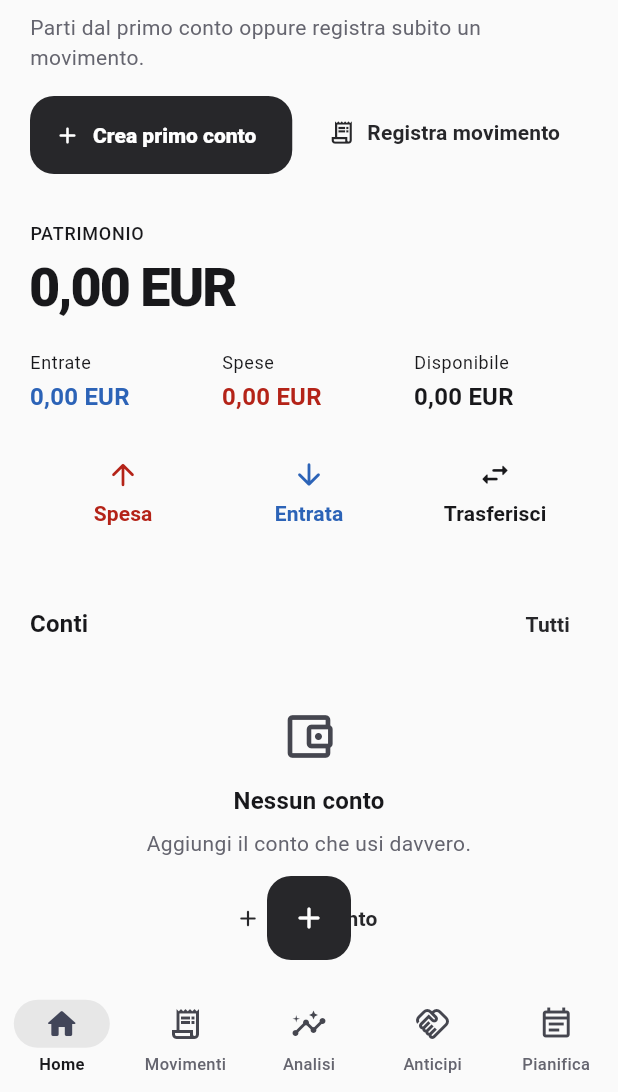
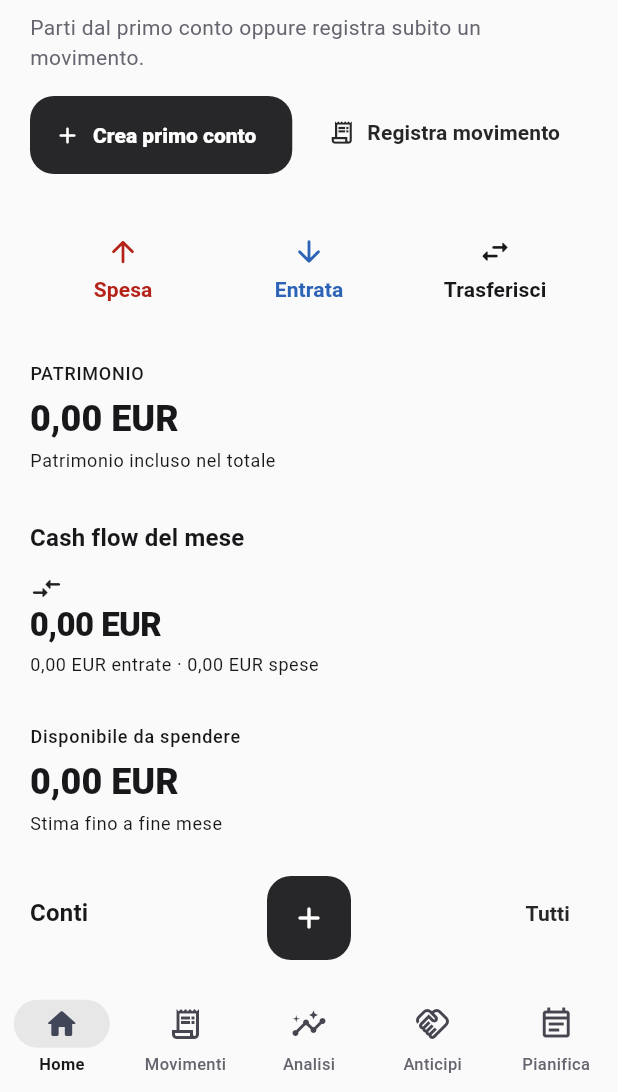
Before and after one commit to andreadada/dadafinanza, a Flutter app: the screen it shows after launch, on a phone screen of 412 x 824 dp, the part 144-1236 px from its top. Run offline on Flutter 3.47's test engine with Material 3 defaults, Android fonts, the phone set to English and light mode, and no system bars; our stand-ins replace file_picker, fl_chart, flutter_local_notifications, flutter_secure_storage, image_picker, local_auth and 3 more; missing offline and left inert: home_widget; accounts and stored records are empty.

Commit message:
fix: wire personalizable widgets into active home

```diff
--- a/lib/screens/account_context_home_screen.dart
+++ b/lib/screens/account_context_home_screen.dart
@@ -1,15 +1,14 @@
-import 'dart:math' as math;
-
 import 'package:flutter/material.dart';
 import 'package:intl/intl.dart';
 
+import '../app_state.dart';
 import '../core/money.dart';
-import '../app_state.dart';
 import '../main.dart';
 import '../models/models.dart';
 import '../services/account_context_service.dart';
 import '../widgets/account_context_selector.dart';
 import '../widgets/finance_quick_action.dart';
+import '../widgets/home_dashboard_widget.dart';
 import '../widgets/ui_helpers.dart';
 import 'account_management_screen.dart';
 import 'account_screens.dart' show showAccountEditor;
@@ -18,6 +17,7 @@ import 'personal_settings_screen.dart';
 import 'planning_screens.dart';
 import 'quick_add_page.dart';
 import 'root_screen.dart' as advanced;
+import 'settings_screen.dart' show DashboardCustomizerScreen;
 import 'transaction_screens.dart';
 
 class AccountContextHomeScreen extends StatelessWidget {
@@ -26,6 +26,20 @@ class AccountContextHomeScreen extends StatelessWidget {
     required this.onAccountChanged,
     super.key,
   });
+
+  static const _fallbackTypes = <DashboardWidgetType>[
+    DashboardWidgetType.totalBalance,
+    DashboardWidgetType.monthlyCashFlow,
+    DashboardWidgetType.safeToSpend,
+    DashboardWidgetType.accounts,
+    DashboardWidgetType.monthlyBudget,
+    DashboardWidgetType.recentTransactions,
+    DashboardWidgetType.upcomingRecurring,
+    DashboardWidgetType.goals,
+    DashboardWidgetType.topCategories,
+    DashboardWidgetType.endMonthForecast,
+    DashboardWidgetType.unassignedTransactions,
+  ];
 
   final int? accountId;
   final ValueChanged<int?> onAccountChanged;
@@ -40,6 +54,8 @@ class AccountContextHomeScreen extends StatelessWidget {
             selectedAccount.isSystem
         ? null
         : selectedAccount.id;
+    final isTotal = effectiveAccountId == null;
+    final balance = AccountContextService.balanceFor(state, effectiveAccountId);
     final income = AccountContextService.monthTotal(
       state,
       effectiveAccountId,
@@ -50,7 +66,6 @@ class AccountContextHomeScreen extends StatelessWidget {
       effectiveAccountId,
       TransactionType.expense,
     );
-    final balance = AccountContextService.balanceFor(state, effectiveAccountId);
     final recent = AccountContextService.transactionsFor(
       state,
       effectiveAccountId,
@@ -59,14 +74,10 @@ class AccountContextHomeScreen extends StatelessWidget {
       state,
       effectiveAccountId,
     );
-    final isTotal = effectiveAccountId == null;
-    final budget = isTotal ? _priorityBudget(state) : null;
     final smartInsight = isTotal ? _smartInsight(state) : null;
-    final visibleAccounts = effectiveAccountId == null
-        ? state.activeAccounts.take(4).toList()
-        : state.activeAccounts
-              .where((item) => item.id == effectiveAccountId)
-              .toList();
+    final dashboardWidgets = isTotal
+        ? _visibleDashboardWidgets(state)
+        : const <DashboardWidgetConfig>[];
 
     return CustomScrollView(
       slivers: [
@@ -99,7 +110,9 @@ class AccountContextHomeScreen extends StatelessWidget {
               tooltip: 'Dashboard avanzata',
               onPressed: () => Navigator.push(
                 context,
-                MaterialPageRoute(builder: (_) => const advanced.HomeScreen()),
+                MaterialPageRoute(
+                  builder: (_) => const Scaffold(body: advanced.HomeScreen()),
+                ),
               ),
               icon: const Icon(Icons.dashboard_customize_outlined),
             ),
@@ -130,115 +143,18 @@ class AccountContextHomeScreen extends StatelessWidget {
                 ),
                 const SizedBox(height: 32),
               ],
-              Text(
-                'PATRIMONIO',
-                style: Theme.of(context).textTheme.labelMedium,
-              ),
-              const SizedBox(height: 6),
-              Text(
-                state.hideBalance ? '••••••' : moneyFor(state, balance),
-                style: Theme.of(context).textTheme.displaySmall,
-              ),
-              const SizedBox(height: 20),
-              Row(
-                crossAxisAlignment: CrossAxisAlignment.start,
-                children: [
-                  Expanded(
-                    child: _Metric(
-                      label: 'Entrate',
-                      value: state.hideBalance
-                          ? '••••'
-                          : moneyFor(state, income),
-                      color: context.financeColors.positive,
-                    ),
-                  ),
-                  const SizedBox(width: 12),
-                  Expanded(
-                    child: _Metric(
-                      label: 'Spese',
-                      value: state.hideBalance
-                          ? '••••'
-                          : moneyFor(state, expense),
-                      color: context.financeColors.negative,
-                    ),
-                  ),
-                  const SizedBox(width: 12),
-                  Expanded(
-                    child: _Metric(
-                      label: 'Disponibile',
-                      value: state.hideBalance
-                          ? '••••'
-                          : moneyFor(
-                              state,
-                              effectiveAccountId == null
-                                  ? state.safeToSpend
-                                  : balance,
-                            ),
-                    ),
-                  ),
-                ],
-              ),
-              const SizedBox(height: 20),
-              Row(
-                children: [
-                  Expanded(
-                    child: FinanceQuickAction(
-                      icon: Icons.arrow_upward_rounded,
-                      label: 'Spesa',
-                      color: context.financeColors.negative,
-                      onTap: () => _openQuick(
+              _QuickActions(
+                accountId: effectiveAccountId,
+                onOpen: (type) => _openQuick(
                   context,
-                        TransactionType.expense,
+                  type,
                   effectiveAccountId,
                 ),
               ),
-                  ),
-                  Expanded(
-                    child: FinanceQuickAction(
-                      icon: Icons.arrow_downward_rounded,
-                      label: 'Entrata',
-                      color: context.financeColors.positive,
-                      onTap: () => _openQuick(
-                        context,
-                        TransactionType.income,
-                        effectiveAccountId,
-                      ),
-                    ),
-                  ),
-                  Expanded(
-                    child: FinanceQuickAction(
-                      icon: Icons.swap_horiz_rounded,
-                      label: 'Trasferisci',
-                      onTap: () => _openQuick(
-                        context,
-                        TransactionType.transfer,
-                        effectiveAccountId,
-                      ),
-                    ),
-                  ),
-                ],
-              ),
-              if (effectiveAccountId == null && state.unassignedCount > 0) ...[
-                const SizedBox(height: 24),
-                ListTile(
-                  contentPadding: EdgeInsets.zero,
-                  leading: Icon(
-                    Icons.rule_folder_outlined,
-                    color: context.financeColors.warning,
-                  ),
-                  title: Text(
-                    '${state.unassignedCount} movimenti da assegnare',
-                    style: const TextStyle(fontWeight: FontWeight.w700),
-                  ),
-                  subtitle: const Text(
-                    'Completa il conto per mantenere saldi e analisi ordinati.',
-                  ),
-                ),
-              ],
-              if (isTotal &&
-                  (state.advanceReceivableCents > 0 ||
+              if (isTotal) ...[
+                if (state.advanceReceivableCents > 0 ||
                     state.advancePayableCents > 0 ||
-                      smartInsight != null)) ...[
+                    smartInsight != null) ...[
                   const SizedBox(height: 28),
                   const SectionTitle('Per te'),
                   if (state.advanceReceivableCents > 0 ||
@@ -258,73 +174,74 @@ class AccountContextHomeScreen extends StatelessWidget {
                       trailing: const Icon(Icons.chevron_right_rounded),
                       onTap: () => Navigator.push(
                         context,
-                      MaterialPageRoute(builder: (_) => const AdvancesScreen()),
+                        MaterialPageRoute(
+                          builder: (_) => const AdvancesScreen(),
+                        ),
                       ),
                     ),
                   if (smartInsight case final insight?)
                     _InsightRow(insight: insight),
                 ],
+                const SizedBox(height: 30),
+                if (dashboardWidgets.isEmpty)
+                  EmptyState(
+                    icon: Icons.dashboard_customize_outlined,
+                    title: 'Home vuota',
+                    subtitle:
+                        'Hai nascosto tutti i widget. Riattivane almeno uno da Personalizza Home.',
+                    action: TextButton.icon(
+                      onPressed: () => Navigator.push(
+                        context,
+                        MaterialPageRoute(
+                          builder: (_) => const DashboardCustomizerScreen(),
+                        ),
+                      ),
+                      icon: const Icon(Icons.tune_rounded),
+                      label: const Text('Personalizza Home'),
+                    ),
+                  )
+                else
+                  ...dashboardWidgets.map(
+                    (config) => Padding(
+                      key: ValueKey('context-home-${config.type.name}'),
+                      padding: EdgeInsets.only(
+                        bottom: switch (config.size) {
+                          DashboardWidgetSize.small => 20,
+                          DashboardWidgetSize.medium => 28,
+                          DashboardWidgetSize.large => 36,
+                        },
+                      ),
+                      child: HomeDashboardWidget(config: config),
+                    ),
+                  ),
+              ] else ...[
+                const SizedBox(height: 28),
+                _SelectedAccountSummary(
+                  account: selectedAccount!,
+                  balance: balance,
+                  income: income,
+                  expense: expense,
+                ),
                 const SizedBox(height: 32),
                 SectionTitle(
-                effectiveAccountId == null ? 'Conti' : 'Conto selezionato',
+                  'Ultimi movimenti',
                   trailing: TextButton(
                     onPressed: () => Navigator.push(
                       context,
                       MaterialPageRoute(
-                      builder: (_) => const AccountManagementScreen(),
-                    ),
-                  ),
-                  child: const Text('Tutti'),
-                ),
-              ),
-              if (visibleAccounts.isEmpty)
-                EmptyState(
-                  icon: Icons.account_balance_wallet_outlined,
-                  title: 'Nessun conto',
-                  subtitle: 'Aggiungi il conto che usi davvero.',
-                  action: TextButton.icon(
-                    onPressed: () => showAccountEditor(context),
-                    icon: const Icon(Icons.add_rounded),
-                    label: const Text('Crea conto'),
-                  ),
-                )
-              else
-                ...visibleAccounts.map(
-                  (account) => ListTile(
-                    contentPadding: EdgeInsets.zero,
-                    minVerticalPadding: 10,
-                    leading: Icon(
-                      accountIcon(account.iconKey),
-                      color: Color(account.colorValue),
-                    ),
-                    title: Text(account.name),
-                    subtitle: Text(account.accountType.label),
-                    trailing: Text(
-                      state.hideBalance || account.hideBalance
-                          ? '••••'
-                          : moneyFor(state, account.balance),
-                      style: const TextStyle(fontWeight: FontWeight.w800),
-                    ),
-                    onTap: () => Navigator.push(
-                      context,
-                      MaterialPageRoute(
-                        builder: (_) =>
-                            SafeAccountDetailScreen(accountId: account.id),
+                        builder: (_) => SafeAccountDetailScreen(
+                          accountId: selectedAccount.id,
                         ),
                       ),
                     ),
+                    child: const Text('Apri conto'),
                   ),
-              if (budget != null) ...[
-                const SizedBox(height: 32),
-                _BudgetSummary(budget: budget),
-              ],
-              const SizedBox(height: 32),
-              const SectionTitle('Ultimi movimenti'),
+                ),
                 if (recent.isEmpty)
                   const EmptyState(
                     icon: Icons.receipt_long_outlined,
                     title: 'Nessun movimento',
-                  subtitle: 'Registra una spesa o un’entrata per iniziare.',
+                    subtitle: 'Non ci sono ancora movimenti per questo conto.',
                   )
                 else
                   ...recent
@@ -336,17 +253,17 @@ class AccountContextHomeScreen extends StatelessWidget {
                   trailing: TextButton(
                     onPressed: () => Navigator.push(
                       context,
-                    MaterialPageRoute(builder: (_) => const RecurringScreen()),
+                      MaterialPageRoute(
+                        builder: (_) => const RecurringScreen(),
+                      ),
                     ),
                     child: const Text('Apri'),
                   ),
                 ),
                 if (upcoming.isEmpty)
-                const Text('Nessuna scadenza prevista')
+                  const Text('Nessuna scadenza prevista per questo conto')
                 else
-                ...upcoming
-                    .take(3)
-                    .map(
+                  ...upcoming.take(3).map(
                     (item) => ListTile(
                       contentPadding: EdgeInsets.zero,
                       leading: Icon(
@@ -355,10 +272,7 @@ class AccountContextHomeScreen extends StatelessWidget {
                       ),
                       title: Text(item.name),
                       subtitle: Text(
-                          DateFormat(
-                            'EEE d MMM',
-                            'it_IT',
-                          ).format(item.nextDate),
+                        DateFormat('EEE d MMM', 'it_IT').format(item.nextDate),
                       ),
                       trailing: Text(
                         state.hideBalance
@@ -369,20 +283,29 @@ class AccountContextHomeScreen extends StatelessWidget {
                     ),
                   ),
               ],
+            ],
           ),
         ),
       ],
     );
   }
 
-  Budget? _priorityBudget(AppState state) {
-    final enabled = state.budgets.where((item) => item.enabled).toList();
-    if (enabled.isEmpty) return null;
-    enabled.sort(
-      (a, b) =>
-          state.budgetProgressFor(b).compareTo(state.budgetProgressFor(a)),
-    );
-    return enabled.first;
+  List<DashboardWidgetConfig> _visibleDashboardWidgets(AppState state) {
+    if (state.dashboardWidgets.isEmpty) {
+      return [
+        for (var i = 0; i < _fallbackTypes.length; i++)
+          DashboardWidgetConfig(
+            type: _fallbackTypes[i],
+            enabled: true,
+            orderIndex: i,
+            size: DashboardWidgetSize.medium,
+          ),
+      ];
+    }
+    final items = state.dashboardWidgets
+        .where((item) => item.enabled)
+        .toList(growable: false);
+    return [...items]..sort((a, b) => a.orderIndex.compareTo(b.orderIndex));
   }
 
   _HomeInsight? _smartInsight(AppState state) {
@@ -459,8 +382,125 @@ class AccountContextHomeScreen extends StatelessWidget {
   }
 }
 
+class _QuickActions extends StatelessWidget {
+  const _QuickActions({required this.accountId, required this.onOpen});
+
+  final int? accountId;
+  final ValueChanged<TransactionType> onOpen;
+
+  @override
+  Widget build(BuildContext context) => Row(
+    children: [
+      Expanded(
+        child: FinanceQuickAction(
+          icon: Icons.arrow_upward_rounded,
+          label: 'Spesa',
+          color: context.financeColors.negative,
+          onTap: () => onOpen(TransactionType.expense),
+        ),
+      ),
+      Expanded(
+        child: FinanceQuickAction(
+          icon: Icons.arrow_downward_rounded,
+          label: 'Entrata',
+          color: context.financeColors.positive,
+          onTap: () => onOpen(TransactionType.income),
+        ),
+      ),
+      Expanded(
+        child: FinanceQuickAction(
+          icon: Icons.swap_horiz_rounded,
+          label: 'Trasferisci',
+          onTap: () => onOpen(TransactionType.transfer),
+        ),
+      ),
+    ],
+  );
+}
+
+class _SelectedAccountSummary extends StatelessWidget {
+  const _SelectedAccountSummary({
+    required this.account,
+    required this.balance,
+    required this.income,
+    required this.expense,
+  });
+
+  final Account account;
+  final double balance;
+  final double income;
+  final double expense;
+
+  @override
+  Widget build(BuildContext context) {
+    final state = AppScope.of(context);
+    return Column(
+      crossAxisAlignment: CrossAxisAlignment.start,
+      children: [
+        Text('PATRIMONIO', style: Theme.of(context).textTheme.labelMedium),
+        const SizedBox(height: 6),
+        Text(
+          state.hideBalance || account.hideBalance
+              ? '••••••'
+              : moneyFor(state, balance),
+          style: Theme.of(context).textTheme.displaySmall,
+        ),
+        const SizedBox(height: 20),
+        Row(
+          crossAxisAlignment: CrossAxisAlignment.start,
+          children: [
+            Expanded(
+              child: _Metric(
+                label: 'Entrate',
+                value: state.hideBalance ? '••••' : moneyFor(state, income),
+                color: context.financeColors.positive,
+              ),
+            ),
+            const SizedBox(width: 12),
+            Expanded(
+              child: _Metric(
+                label: 'Spese',
+                value: state.hideBalance ? '••••' : moneyFor(state, expense),
+                color: context.financeColors.negative,
+              ),
+            ),
+            const SizedBox(width: 12),
+            Expanded(
+              child: _Metric(
+                label: 'Disponibile',
+                value: state.hideBalance ? '••••' : moneyFor(state, balance),
+              ),
+            ),
+          ],
+        ),
+        const SizedBox(height: 24),
+        ListTile(
+          contentPadding: EdgeInsets.zero,
+          leading: Icon(
+            accountIcon(account.iconKey),
+            color: Color(account.colorValue),
+          ),
+          title: Text(
+            account.name,
+            style: const TextStyle(fontWeight: FontWeight.w700),
+          ),
+          subtitle: Text(account.accountType.label),
+          trailing: const Icon(Icons.chevron_right_rounded),
+          onTap: () => Navigator.push(
+            context,
+            MaterialPageRoute(
+              builder: (_) => SafeAccountDetailScreen(accountId: account.id),
+            ),
+          ),
+        ),
+      ],
+    );
+  }
+}
+
 class _SetupBlock extends StatelessWidget {
   const _SetupBlock({required this.onAccount, required this.onMovement});
+
   final VoidCallback onAccount;
   final VoidCallback onMovement;
 
@@ -496,6 +536,7 @@ class _SetupBlock extends StatelessWidget {
 
 class _Metric extends StatelessWidget {
   const _Metric({required this.label, required this.value, this.color});
+
   final String label;
   final String value;
   final Color? color;
@@ -518,49 +559,6 @@ class _Metric extends StatelessWidget {
       ),
     ],
   );
-}
-
-class _BudgetSummary extends StatelessWidget {
-  const _BudgetSummary({required this.budget});
-
-  final Budget budget;
-
-  @override
-  Widget build(BuildContext context) {
-    final state = AppScope.of(context);
-    final spent = state.budgetSpent(budget);
-    final progress = state.budgetProgressFor(budget);
-    final remaining = math.max(0, budget.limit - spent).toDouble();
-    return InkWell(
-      onTap: () => Navigator.push(
-        context,
-        MaterialPageRoute(builder: (_) => const BudgetsScreen()),
-      ),
-      child: Column(
-        crossAxisAlignment: CrossAxisAlignment.start,
-        children: [
-          SectionTitle(
-            'Budget',
-            trailing: Text('${(progress * 100).round()}%'),
-          ),
-          Text(budget.name, style: Theme.of(context).textTheme.titleLarge),
-          const SizedBox(height: 4),
-          Text('${moneyFor(state, remaining)} ancora disponibili'),
-          const SizedBox(height: 10),
-          LinearProgressIndicator(
-            value: progress.clamp(0.0, 1.0).toDouble(),
-            minHeight: 7,
-            borderRadius: BorderRadius.circular(99),
-            color: progress >= 1
-                ? context.financeColors.negative
-                : progress >= .8
-                ? context.financeColors.warning
-                : null,
-          ),
-        ],
-      ),
-    );
-  }
 }
 
 class _HomeInsight {
```
Lines whose indentation alone changed are shown as unchanged.
